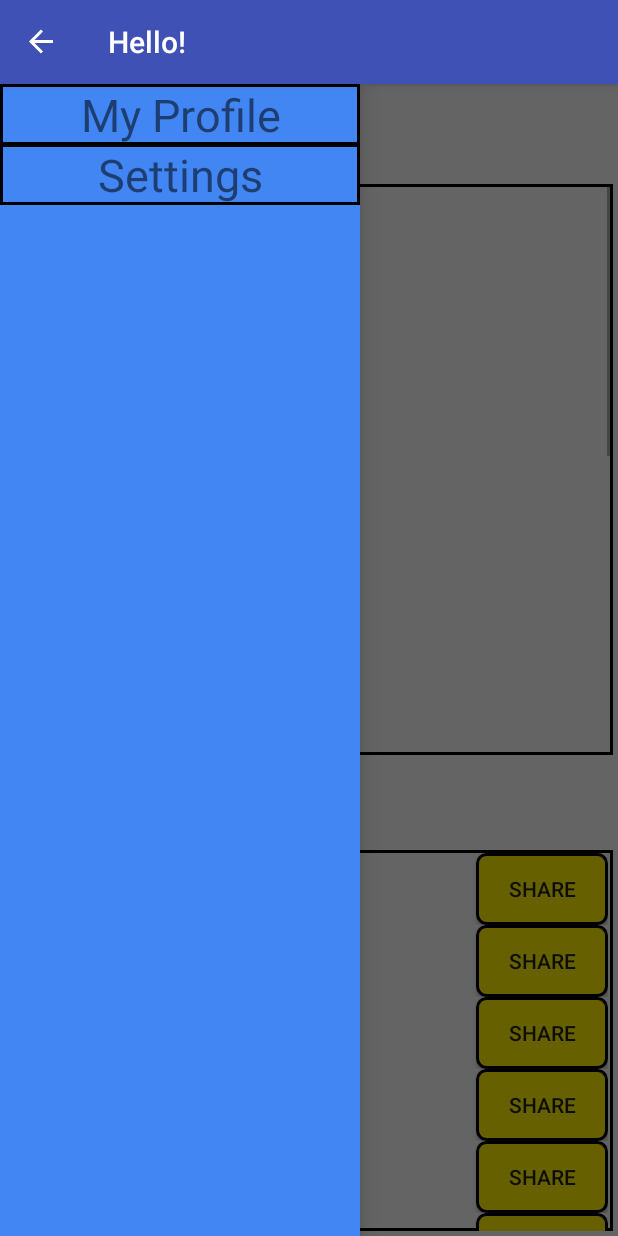
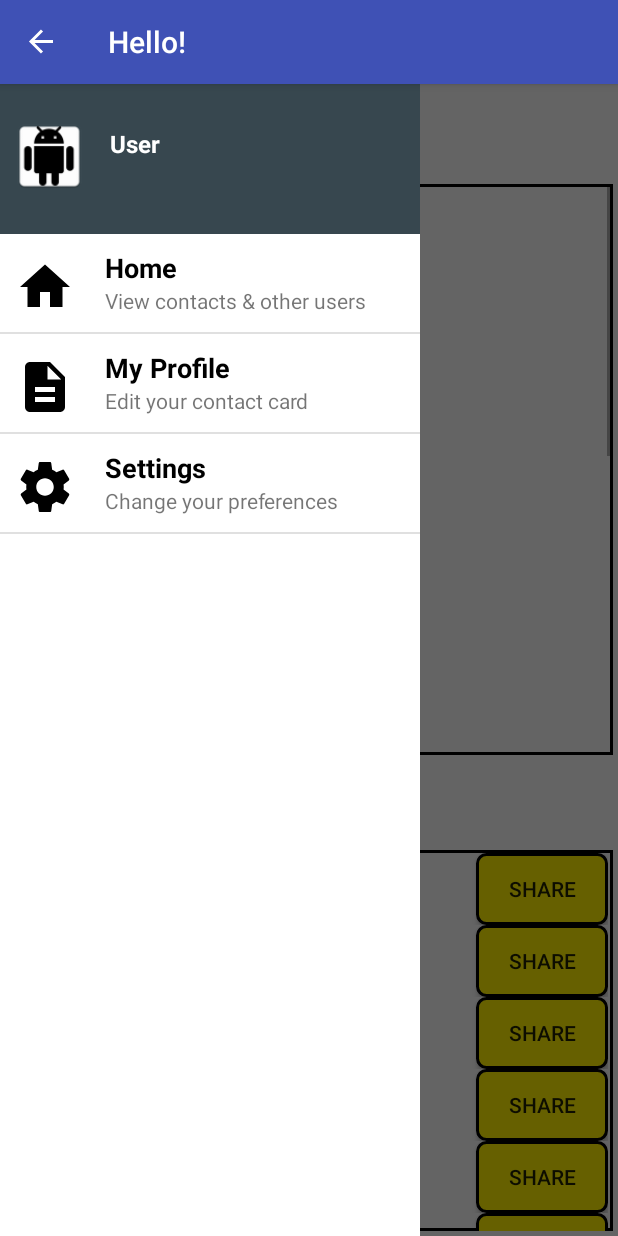
Before and after one commit to Dbrown910/CS1635GroupProject, an Android app: the screen it shows after launch (MainActivity), with the side drawer open, on a phone screen of 412 x 824 dp. Run offline under Robolectric (Android 15) with nearby library versions, the light colour scheme and no system bars.

Commit message:
updated nav drawer

```diff
--- a/app/src/main/java/cs1635/g8/hello/MainActivity.java
+++ b/app/src/main/java/cs1635/g8/hello/MainActivity.java
@@ -4,6 +4,7 @@ import android.app.Activity;
 import android.app.Notification;
 import android.app.NotificationManager;
 import android.app.PendingIntent;
+import android.content.Context;
 import android.content.Intent;
 import android.content.res.Configuration;
 import android.graphics.Bitmap;
@@ -19,15 +20,12 @@ import android.support.v7.app.ActionBarDrawerToggle;
 import android.support.v7.app.AppCompatActivity;
 import android.os.Bundle;
 import android.util.Log;
-import android.view.Menu;
-import android.view.MenuItem;
-import android.view.View;
-import android.widget.AdapterView;
-import android.widget.ArrayAdapter;
-import android.widget.ListView;
+import android.view.*;
+import android.widget.*;
 
 import java.io.FileNotFoundException;
 import java.io.IOException;
+import java.util.ArrayList;
 
 public class MainActivity extends AppCompatActivity {
 
@@ -44,7 +42,16 @@ public class MainActivity extends AppCompatActivity {
 
         mOptions = getResources().getStringArray(R.array.options_array);
         mDrawerLayout = (DrawerLayout) findViewById(R.id.drawer_layout);
-        mDrawerList = (ListView) findViewById(R.id.drawer);
+        mDrawerList = (ListView) findViewById(R.id.navList);
+        ArrayList<NavItem> mNavItems = new ArrayList<NavItem>();
+
+        mNavItems.add(new NavItem("Home", "View contacts & other users", R.drawable.ic_home));
+        mNavItems.add(new NavItem("My Profile", "Edit your contact card", R.drawable.ic_card));
+        mNavItems.add(new NavItem("Settings", "Change your preferences", R.drawable.ic_settings));
+
+        DrawerListAdapter adapter = new DrawerListAdapter(this, mNavItems);
+        mDrawerList.setAdapter(adapter);
+        mDrawerList.setOnItemClickListener(new MainActivity.DrawerItemClickListener());
 
         mDrawerToggle = new ActionBarDrawerToggle(this, mDrawerLayout, R.string.drawer_open, R.string.drawer_close) {
 
@@ -67,23 +74,6 @@ public class MainActivity extends AppCompatActivity {
         mDrawerToggle.syncState();
         getSupportActionBar().setDisplayHomeAsUpEnabled(true);
         getSupportActionBar().setHomeButtonEnabled(true);
-
-        mDrawerList.setAdapter(new ArrayAdapter<String>(this, R.layout.drawer_list_item, mOptions));
-        mDrawerList.setOnItemClickListener(new MainActivity.DrawerItemClickListener());
-
-//        getSupportFragmentManager().addOnBackStackChangedListener(new FragmentManager.OnBackStackChangedListener() {
-//            @Override
-//            public void onBackStackChanged() {
-//                int stackHeight = getSupportFragmentManager().getBackStackEntryCount();
-//                if (stackHeight > 0) { // if we have something on the stack (doesn't include the current shown fragment)
-//                    getSupportActionBar().setHomeButtonEnabled(true);
-//                    getSupportActionBar().setDisplayHomeAsUpEnabled(true);
-//                } else {
-//                    getSupportActionBar().setDisplayHomeAsUpEnabled(false);
-//                    getSupportActionBar().setHomeButtonEnabled(false);
-//                }
-//            }
-//        });
 
         createNearbyNotification();
         createShareRequestNotification();
@@ -136,27 +126,18 @@ public class MainActivity extends AppCompatActivity {
     }
 
     private void selectItem(int position) {
-        FragmentTransaction ft = getSupportFragmentManager().beginTransaction();
         switch (position) {
             case 0:
-                if (getSupportFragmentManager().findFragmentById(R.id.frag_user_profile) != null)
-                    getSupportFragmentManager().beginTransaction().add(R.id.content_frame, new fuser_profile()).commit();
-
-                ft.replace(R.id.content_frame, new fuser_profile());
-                ft.addToBackStack(null);
-                ft.commit();
-                mDrawerLayout.closeDrawers();
+                setFragment(new fhome_Screen());
                 break;
             case 1:
-                if (getSupportFragmentManager().findFragmentById(R.id.test_frag) != null)
-                    getSupportFragmentManager().beginTransaction().add(R.id.content_frame, new TestFragment()).commit();
-
-                ft.replace(R.id.content_frame, new TestFragment());
-                ft.addToBackStack(null);
-                ft.commit();
-                mDrawerLayout.closeDrawers();
+                setFragment(new fuser_profile());
+                break;
+            case 2:
+                setFragment(new fsettings());
                 break;
         }
+        mDrawerLayout.closeDrawers();
     }
 
     private void createNearbyNotification() {
@@ -229,4 +210,65 @@ public class MainActivity extends AppCompatActivity {
         thread.start();
 
     }
+
+    class NavItem {
+        String mTitle;
+        String mSubtitle;
+        int mIcon;
+
+        public NavItem(String title, String subtitle, int icon) {
+            mTitle = title;
+            mSubtitle = subtitle;
+            mIcon = icon;
+        }
+    }
+
+    class DrawerListAdapter extends BaseAdapter {
+
+        Context mContext;
+        ArrayList<NavItem> mNavItems;
+
+        public DrawerListAdapter(Context context, ArrayList<NavItem> navItems) {
+            mContext = context;
+            mNavItems = navItems;
+        }
+
+        @Override
+        public int getCount() {
+            return mNavItems.size();
+        }
+
+        @Override
+        public Object getItem(int position) {
+            return mNavItems.get(position);
+        }
+
+        @Override
+        public long getItemId(int position) {
+            return 0;
+        }
+
+        @Override
+        public View getView(int position, View convertView, ViewGroup parent) {
+            View view;
+
+            if (convertView == null) {
+                LayoutInflater inflater = (LayoutInflater) mContext.getSystemService(Context.LAYOUT_INFLATER_SERVICE);
+                view = inflater.inflate(R.layout.drawer_list_item, null);
+            }
+            else {
+                view = convertView;
+            }
+
+            TextView titleView = (TextView) view.findViewById(R.id.title);
+            TextView subtitleView = (TextView) view.findViewById(R.id.subTitle);
+            ImageView iconView = (ImageView) view.findViewById(R.id.icon);
+
+            titleView.setText( mNavItems.get(position).mTitle );
+            subtitleView.setText( mNavItems.get(position).mSubtitle );
+            iconView.setImageResource(mNavItems.get(position).mIcon);
+
+            return view;
+        }
+    }
 }
--- a/app/src/main/java/cs1635/g8/hello/TestFragment.java
+++ b/app/src/main/java/cs1635/g8/hello/fsettings.java
@@ -11,11 +11,11 @@ import android.widget.TextView;
 
 import cs1635.g8.hello.R;
 
-public class TestFragment extends Fragment {
+public class fsettings extends Fragment {
 
     Context c;
 
-    public TestFragment() {
+    public fsettings() {
         // Required empty public constructor
     }
 
--- /dev/null
+++ b/app/src/main/res/drawable/ic_card.xml
@@ -0,0 +1,9 @@
+<vector xmlns:android="http://schemas.android.com/apk/res/android"
+        android:width="24dp"
+        android:height="24dp"
+        android:viewportWidth="24.0"
+        android:viewportHeight="24.0">
+    <path
+        android:fillColor="#FF000000"
+        android:pathData="M14,2L6,2c-1.1,0 -1.99,0.9 -1.99,2L4,20c0,1.1 0.89,2 1.99,2L18,22c1.1,0 2,-0.9 2,-2L20,8l-6,-6zM16,18L8,18v-2h8v2zM16,14L8,14v-2h8v2zM13,9L13,3.5L18.5,9L13,9z"/>
+</vector>
--- /dev/null
+++ b/app/src/main/res/drawable/ic_home.xml
@@ -0,0 +1,9 @@
+<vector xmlns:android="http://schemas.android.com/apk/res/android"
+        android:width="24dp"
+        android:height="24dp"
+        android:viewportWidth="24.0"
+        android:viewportHeight="24.0">
+    <path
+        android:fillColor="#FF000000"
+        android:pathData="M10,20v-6h4v6h5v-8h3L12,3 2,12h3v8z"/>
+</vector>
--- /dev/null
+++ b/app/src/main/res/drawable/ic_settings.xml
@@ -0,0 +1,9 @@
+<vector xmlns:android="http://schemas.android.com/apk/res/android"
+        android:width="24dp"
+        android:height="24dp"
+        android:viewportWidth="24.0"
+        android:viewportHeight="24.0">
+    <path
+        android:fillColor="#FF000000"
+        android:pathData="M19.43,12.98c0.04,-0.32 0.07,-0.64 0.07,-0.98s-0.03,-0.66 -0.07,-0.98l2.11,-1.65c0.19,-0.15 0.24,-0.42 0.12,-0.64l-2,-3.46c-0.12,-0.22 -0.39,-0.3 -0.61,-0.22l-2.49,1c-0.52,-0.4 -1.08,-0.73 -1.69,-0.98l-0.38,-2.65C14.46,2.18 14.25,2 14,2h-4c-0.25,0 -0.46,0.18 -0.49,0.42l-0.38,2.65c-0.61,0.25 -1.17,0.59 -1.69,0.98l-2.49,-1c-0.23,-0.09 -0.49,0 -0.61,0.22l-2,3.46c-0.13,0.22 -0.07,0.49 0.12,0.64l2.11,1.65c-0.04,0.32 -0.07,0.65 -0.07,0.98s0.03,0.66 0.07,0.98l-2.11,1.65c-0.19,0.15 -0.24,0.42 -0.12,0.64l2,3.46c0.12,0.22 0.39,0.3 0.61,0.22l2.49,-1c0.52,0.4 1.08,0.73 1.69,0.98l0.38,2.65c0.03,0.24 0.24,0.42 0.49,0.42h4c0.25,0 0.46,-0.18 0.49,-0.42l0.38,-2.65c0.61,-0.25 1.17,-0.59 1.69,-0.98l2.49,1c0.23,0.09 0.49,0 0.61,-0.22l2,-3.46c0.12,-0.22 0.07,-0.49 -0.12,-0.64l-2.11,-1.65zM12,15.5c-1.93,0 -3.5,-1.57 -3.5,-3.5s1.57,-3.5 3.5,-3.5 3.5,1.57 3.5,3.5 -1.57,3.5 -3.5,3.5z"/>
+</vector>
--- a/app/src/main/res/layout/activity_main.xml
+++ b/app/src/main/res/layout/activity_main.xml
@@ -12,12 +12,56 @@
         android:layout_width="match_parent"
         android:layout_height="match_parent"/>
 
-    <ListView android:id="@+id/drawer"
-        android:layout_width="240dp"
+    <!-- The navigation drawer -->
+    <RelativeLayout
+        android:layout_width="280dp"
         android:layout_height="match_parent"
-        android:layout_gravity="left"
-        android:choiceMode="singleChoice"
-        android:divider="@android:color/transparent"
-        android:dividerHeight="0dp"
-        android:background="#4286f4"/>
+        android:id="@+id/drawer"
+        android:layout_gravity="start">
+
+        <!-- Profile Box -->
+
+        <RelativeLayout
+            android:id="@+id/profileBox"
+            android:layout_width="match_parent"
+            android:layout_height="100dp"
+            android:background="@color/material_blue_grey_800"
+            android:padding="8dp" >
+
+            <ImageView
+                android:id="@+id/avatar"
+                android:layout_width="50dp"
+                android:layout_height="50dp"
+                android:src="@mipmap/droid_guy"
+                android:layout_marginTop="15dp" />
+
+            <LinearLayout
+                android:layout_width="wrap_content"
+                android:layout_height="42dp"
+                android:layout_centerVertical="true"
+                android:layout_marginLeft="15dp"
+                android:layout_toRightOf="@+id/avatar"
+                android:orientation="vertical" >
+
+                <TextView
+                    android:id="@+id/userName"
+                    android:layout_width="wrap_content"
+                    android:layout_height="wrap_content"
+                    android:text="@string/username"
+                    android:textColor="#fff"
+                    android:textSize="16sp"
+                    android:textStyle="bold" />
+            </LinearLayout>
+        </RelativeLayout>
+
+        <!-- List of Actions (pages) -->
+        <ListView
+            android:id="@+id/navList"
+            android:layout_width="280dp"
+            android:layout_height="match_parent"
+            android:layout_below="@+id/profileBox"
+            android:choiceMode="singleChoice"
+            android:background="#ffffffff" />
+
+    </RelativeLayout>
 </android.support.v4.widget.DrawerLayout>
--- a/app/src/main/res/layout/drawer_list_item.xml
+++ b/app/src/main/res/layout/drawer_list_item.xml
@@ -1,9 +1,42 @@
 <?xml version="1.0" encoding="utf-8"?>
-<TextView xmlns:android="http://schemas.android.com/apk/res/android"
-    android:id="@+id/textView"
+<RelativeLayout xmlns:android="http://schemas.android.com/apk/res/android"
     android:layout_width="match_parent"
-    android:layout_height="wrap_content"
-    android:text="New Text"
-    android:textSize="30dp"
-    android:gravity="center"
-    android:background="@drawable/border"/>
+    android:layout_height="match_parent"
+    android:paddingTop="10dp"
+    android:paddingBottom="10dp">
+
+    <ImageView
+        android:id="@+id/icon"
+        android:layout_width="40dp"
+        android:layout_height="40dp"
+        android:src="@drawable/ic_menu_manage"
+        android:layout_alignParentLeft="true"
+        android:layout_alignParentStart="true"
+        android:layout_marginRight="20dp"
+        android:layout_marginLeft="10dp"
+        android:layout_marginTop="5dp"
+        />
+
+    <TextView
+        android:id="@+id/title"
+        android:layout_width="wrap_content"
+        android:layout_height="wrap_content"
+        android:textSize="18sp"
+        android:gravity="center_vertical"
+        android:textColor="#000"
+        android:text="Line 1"
+        android:textStyle="bold"
+        android:layout_alignParentTop="true"
+        android:layout_toRightOf="@+id/icon"
+        android:layout_toEndOf="@+id/icon" />
+
+    <TextView android:id="@+id/subTitle"
+        android:layout_width="wrap_content"
+        android:layout_height="wrap_content"
+        android:text="Line 2"
+        android:layout_toRightOf="@+id/icon"
+        android:layout_below="@+id/title"
+        android:layout_alignParentRight="true"
+        android:layout_alignParentEnd="true" />
+
+</RelativeLayout>
--- a/app/src/main/res/layout/fragment_test.xml
+++ b/app/src/main/res/layout/fragment_test.xml
@@ -3,7 +3,7 @@
     xmlns:tools="http://schemas.android.com/tools"
     android:layout_width="match_parent"
     android:layout_height="match_parent"
-    tools:context=".TestFragment"
+    tools:context=".fsettings"
     android:id="@+id/test_frag">
 
     <TextView
--- a/app/src/main/res/values/strings.xml
+++ b/app/src/main/res/values/strings.xml
@@ -55,6 +55,8 @@
         <item>Andrew McCutchen</item>
     </string-array>
 
+    <string name="username">User</string>
+
     <!-- TODO: Remove or change this placeholder text -->
     <string name="hello_blank_fragment">Hello blank fragment</string>
 
```
Also changed, not shown: app/src/main/droid_guy-web.png (added), app/src/main/res/mipmap-hdpi/droid_guy.png (added), app/src/main/res/mipmap-mdpi/droid_guy.png (added), app/src/main/res/mipmap-xhdpi/droid_guy.png (added), app/src/main/res/mipmap-xxhdpi/droid_guy.png (added), app/src/main/res/mipmap-xxxhdpi/droid_guy.png (added).
